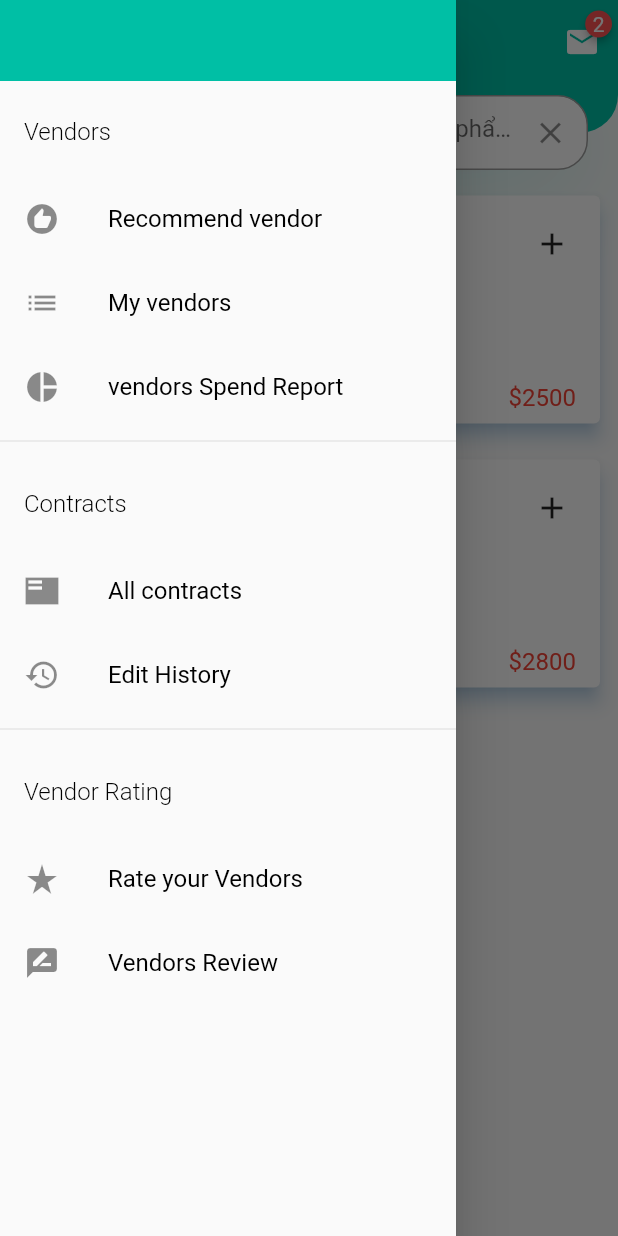
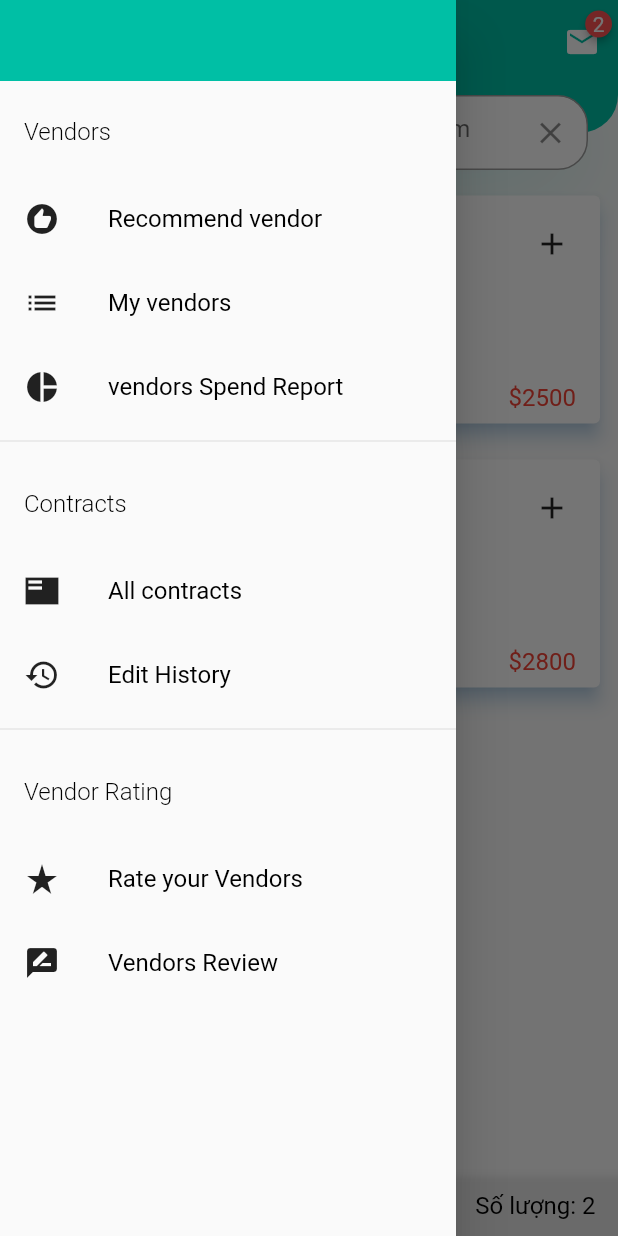
Before and after one commit to khuetm99/flutter-vendor-ui, a Flutter app: the screen it shows after launch, with the side drawer open, on a phone screen of 412 x 824 dp. Run offline on Flutter 3.47's test engine with Material 2 defaults, Android fonts, the phone set to English and light mode, and no system bars; drawn by our look-alikes of badges; our stand-ins replace fl_chart, pdf, printing, rxdart.

Commit message:
update recommend vendor

```diff
--- a/lib/module/home.dart
+++ b/lib/module/home.dart
@@ -70,21 +70,21 @@ class DrawerCustom extends StatelessWidget {
           onTap: () {
             //Navigator.pushNamed(context, '/home');
           },
-          leading: Icon(Icons.recommend),
+          leading: Icon(Icons.recommend, color: Colors.black87),
           title: CustomText(text: "Recommend vendor"),
         ),
         ListTile(
           onTap: () {
             Navigator.pushNamed(context, '/vendor-list');
           },
-          leading: Icon(Icons.list),
+          leading: Icon(Icons.list, color: Colors.black87),
           title: CustomText(text: "My vendors"),
         ),
         ListTile(
           onTap: () {
             Navigator.pushNamed(context, '/vendor-statistic');
           },
-          leading: Icon(Icons.pie_chart),
+          leading: Icon(Icons.pie_chart, color: Colors.black87),
           title: CustomText(text: "vendors Spend Report"),
         ),
         Divider(),
@@ -98,14 +98,14 @@ class DrawerCustom extends StatelessWidget {
           onTap: () {
             Navigator.pushNamed(context, '/contract-list');
           },
-          leading: Icon(Icons.featured_play_list_sharp),
+          leading: Icon(Icons.featured_play_list_sharp, color: Colors.black87),
           title: CustomText(text: "All contracts"),
         ),
         ListTile(
           onTap: () {
             Navigator.pushNamed(context, '/contract-edit-history');
           },
-          leading: Icon(Icons.history),
+          leading: Icon(Icons.history, color: Colors.black87),
           title: CustomText(text: "Edit History"),
         ),
         Divider(),
@@ -119,14 +119,14 @@ class DrawerCustom extends StatelessWidget {
           onTap: () {
             Navigator.pushNamed(context, '/rate-vendor');
           },
-          leading: Icon(Icons.star_rate),
+          leading: Icon(Icons.star_rate, color: Colors.black87),
           title: CustomText(text: "Rate your Vendors"),
         ),
         ListTile(
           onTap: () {
             Navigator.pushNamed(context, '/rate-vendor-review');
           },
-          leading: Icon(Icons.rate_review),
+          leading: Icon(Icons.rate_review, color: Colors.black87,),
           title: CustomText(text: "Vendors Review"),
         ),
       ]),
@@ -199,7 +199,7 @@ class _BodyState extends State<Body> {
                             },
                             controller: searchController,
                             decoration: InputDecoration(
-                              hintText: "Tìm kiếm nhà cung cấp theo sản phẩm",
+                              hintText: "Gợi ý nhà cung cấp theo sản phẩm",
                               border: InputBorder.none,
                               prefixIcon: Icon(Icons.search),
                               suffixIcon: GestureDetector(
@@ -381,6 +381,30 @@ class _BodyState extends State<Body> {
                           ),
                         );
                       }),
+                ),
+                Container(
+                  height: 40,
+                  // color: Color(0xFFD6D6D6),
+                  decoration: BoxDecoration(
+                      boxShadow: [
+                        BoxShadow(
+                          color: Colors.grey.withOpacity(0.2),
+                          spreadRadius: 5,
+                          blurRadius: 3,
+                          offset: Offset(4, 5), // changes position of shadow
+                        )
+                      ]
+                  ),
+                  child: Row(
+                    children: [
+                      Spacer(),
+                      Padding(
+                        padding: const EdgeInsets.only(right : 15.0),
+                        child:  value == false ?  CustomText(text: 'Số lượng: ' + vendorList.length.toString())
+                        :  CustomText(text: 'Số lượng: ' + recommendVendorList.length.toString())
+                      ),
+                    ],
+                  ),
                 )
               ],
             ),
```
